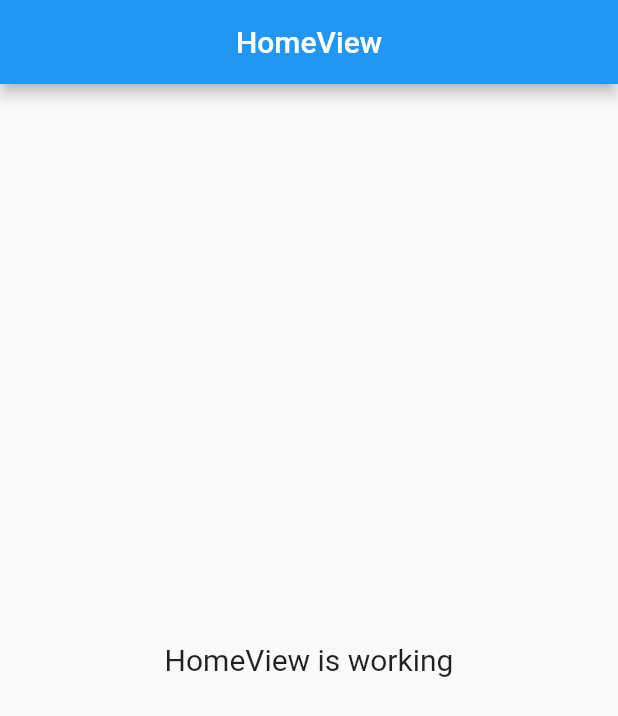
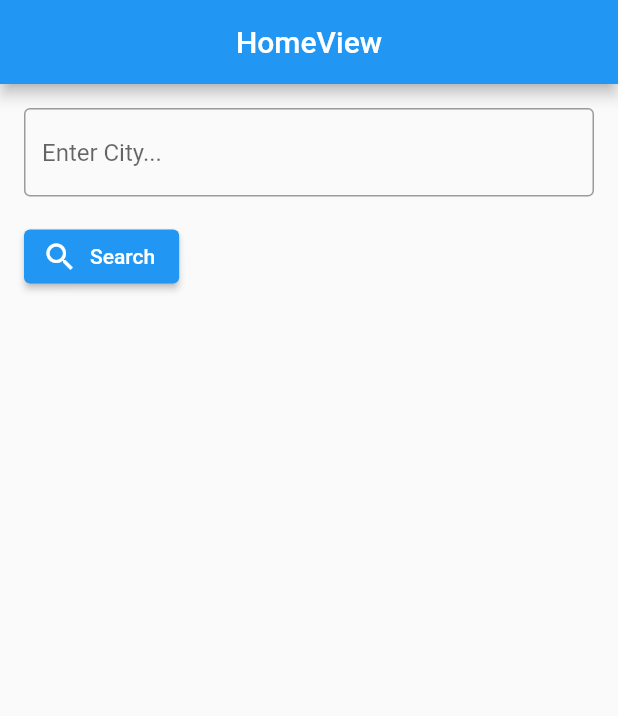
Before and after one commit to iamrutudhvaj/weather_app, a Flutter app: the screen it shows after launch, on a phone screen of 412 x 824 dp. Shown: the top 716 px of the screen. Run offline on Flutter 3.47's test engine with Material 2 defaults, Android fonts, the phone set to English and light mode, and no system bars; our stand-ins replace dio, geolocator, get.

```diff
--- /dev/null
+++ b/lib/app/data/keys.dart
@@ -0,0 +1,3 @@
+class Keys {
+  static String appId = "bab281d79e5f1e9755a68d754cc313e7";
+}
--- /dev/null
+++ b/lib/app/data/models/weather_data_model.dart
@@ -0,0 +1,87 @@
+class Weather {
+  Weather({
+    this.coord,
+    this.main,
+    this.timezone,
+    this.id,
+    this.name,
+  });
+
+  final Coord? coord;
+  final Main? main;
+  final int? timezone;
+  final int? id;
+  final String? name;
+
+
+  factory Weather.fromJson(Map<String, dynamic> json) => Weather(
+        coord: json["coord"] == null ? null : Coord.fromJson(json["coord"]),
+        timezone: json["timezone"],
+        id: json["id"],
+        name: json["name"],
+      );
+
+  Map<String, dynamic> toJson() => {
+        "coord": coord?.toJson(),
+        "main": main?.toJson(),
+        "timezone": timezone,
+        "id": id,
+        "name": name,
+      };
+}
+
+class Coord {
+  Coord({
+    this.lon,
+    this.lat,
+  });
+
+  final double? lon;
+  final double? lat;
+
+  factory Coord.fromJson(Map<String, dynamic> json) => Coord(
+        lon: json["lon"]?.toDouble(),
+        lat: json["lat"]?.toDouble(),
+      );
+
+  Map<String, dynamic> toJson() => {
+        "lon": lon,
+        "lat": lat,
+      };
+}
+
+class Main {
+  Main({
+    this.temp,
+    this.feelsLike,
+    this.tempMin,
+    this.tempMax,
+    this.pressure,
+    this.humidity,
+  });
+
+  final double? temp;
+  final double? feelsLike;
+  final double? tempMin;
+  final double? tempMax;
+  final int? pressure;
+  final int? humidity;
+
+  factory Main.fromJson(Map<String, dynamic> json) => Main(
+        temp: json["temp"]?.toDouble(),
+        feelsLike: json["feels_like"]?.toDouble(),
+        tempMin: json["temp_min"]?.toDouble(),
+        tempMax: json["temp_max"]?.toDouble(),
+        pressure: json["pressure"],
+        humidity: json["humidity"],
+      );
+
+  Map<String, dynamic> toJson() => {
+        "temp": temp,
+        "feels_like": feelsLike,
+        "temp_min": tempMin,
+        "temp_max": tempMax,
+        "pressure": pressure,
+        "humidity": humidity,
+      };
+}
--- /dev/null
+++ b/lib/app/data/urls.dart
@@ -0,0 +1,3 @@
+class URLs {
+  static String baseURL = "https://api.openweathermap.org/data/2.5/weather";
+}
--- a/lib/app/modules/home/views/home_view.dart
+++ b/lib/app/modules/home/views/home_view.dart
@@ -10,14 +10,47 @@ class HomeView extends GetView<HomeController> {
   Widget build(BuildContext context) {
     return Scaffold(
       appBar: AppBar(
-        title: Text('HomeView'),
+        title: const Text('HomeView'),
         centerTitle: true,
       ),
-      body: Center(
-        child: Text(
-          'HomeView is working',
-          style: TextStyle(fontSize: 20),
-        ),
+      body: Column(
+        crossAxisAlignment: CrossAxisAlignment.start,
+        children: [
+          Padding(
+            padding: const EdgeInsets.all(16.0),
+            child: TextField(
+              controller: controller.cityNameController,
+              decoration: const InputDecoration(
+                  border: OutlineInputBorder(), hintText: "Enter City..."),
+            ),
+          ),
+          Padding(
+            padding: const EdgeInsets.symmetric(horizontal: 16),
+            child: ElevatedButton.icon(
+              onPressed: controller.getWeatherDataByLatLong,
+              // () {
+              //   if (controller.cityNameController.text.isNotEmpty) {
+
+              //     // controller.getWeatherDataByCity(
+              //     //     city: controller.cityNameController.text);
+              //   }
+              // },
+              label: const Text("Search"),
+              icon: Obx(() {
+                if (controller.weatherState == States.loading) {
+                  return const SizedBox(
+                      height: 10,
+                      width: 10,
+                      child: CircularProgressIndicator(
+                        color: Colors.white,
+                      ));
+                } else {
+                  return const Icon(Icons.search);
+                }
+              }),
+            ),
+          )
+        ],
       ),
     );
   }
--- /dev/null
+++ b/lib/app/modules/weather_data_page/controllers/weather_data_page_controller.dart
@@ -0,0 +1,6 @@
+import 'package:get/get.dart';
+import 'package:weather_app/app/modules/home/controllers/home_controller.dart';
+
+class WeatherDataPageController extends GetxController {
+  final homeController = Get.find<HomeController>();
+}
--- a/lib/app/routes/app_pages.dart
+++ b/lib/app/routes/app_pages.dart
@@ -2,6 +2,8 @@ import 'package:get/get.dart';
 
 import '../modules/home/bindings/home_binding.dart';
 import '../modules/home/views/home_view.dart';
+import '../modules/weather_data_page/bindings/weather_data_page_binding.dart';
+import '../modules/weather_data_page/views/weather_data_page_view.dart';
 
 part 'app_routes.dart';
 
@@ -16,5 +18,10 @@ class AppPages {
       page: () => const HomeView(),
       binding: HomeBinding(),
     ),
+    GetPage(
+      name: _Paths.WEATHER_DATA_PAGE,
+      page: () => const WeatherDataPageView(),
+      binding: WeatherDataPageBinding(),
+    ),
   ];
 }
--- a/lib/app/routes/app_routes.dart
+++ b/lib/app/routes/app_routes.dart
@@ -4,9 +4,11 @@ part of 'app_pages.dart';
 abstract class Routes {
   Routes._();
   static const HOME = _Paths.HOME;
+  static const WEATHER_DATA_PAGE = _Paths.WEATHER_DATA_PAGE;
 }
 
 abstract class _Paths {
   _Paths._();
   static const HOME = '/home';
+  static const WEATHER_DATA_PAGE = '/weather-data-page';
 }
--- a/pubspec.yaml
+++ b/pubspec.yaml
@@ -10,6 +10,8 @@ dependencies:
   get: 4.6.5
   flutter:
     sdk: flutter
+  dio: ^4.0.6
+  geolocator: ^9.0.2
 
 dev_dependencies:
   flutter_lints: ^2.0.0
```
Also changed, not shown: lib/app/modules/home/controllers/home_controller.dart (+114 -9 lines), lib/app/modules/weather_data_page/bindings/weather_data_page_binding.dart (added, +12 -0 lines), lib/app/modules/weather_data_page/views/weather_data_page_view.dart (added, +24 -0 lines), 3 other files.
